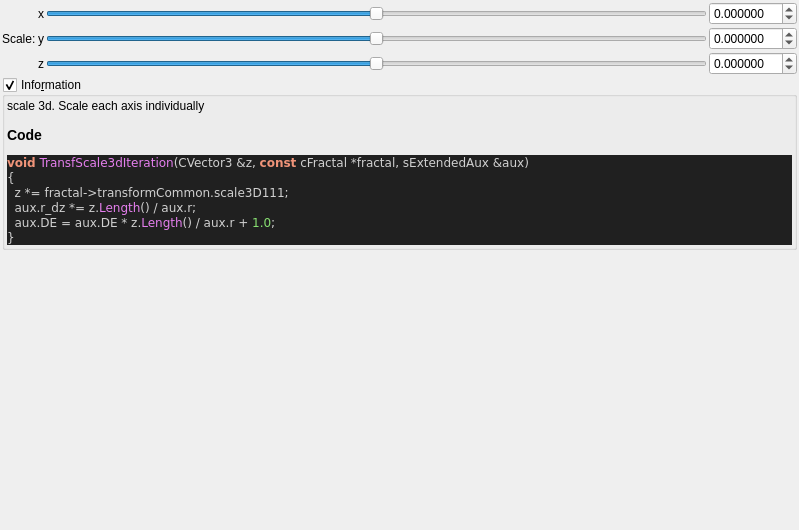
Above: mandelbulber2/qt_data/fractal_transf_scale3d.ui from buddhi1980/mandelbulber2 before the change. Below: the same form after it.
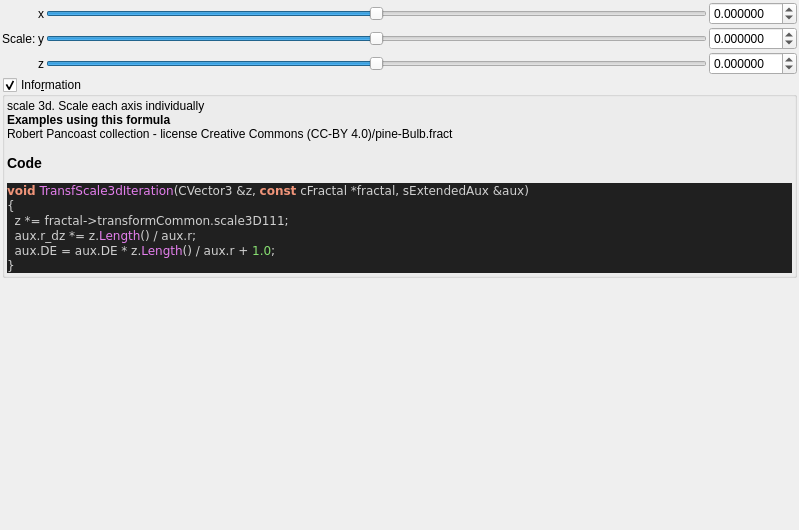
That is the form after the change. Custom widgets are drawn as their Qt base class.

Commit message: populateUiInformation - mostly example usage to ui files

```diff
--- a/mandelbulber2/qt_data/fractal_transf_scale3d.ui
+++ b/mandelbulber2/qt_data/fractal_transf_scale3d.ui
@@ -255,7 +255,7 @@
         <property name="text">
          <string notr="true">&lt;p&gt;scale 3d. Scale each axis individually&lt;/p&gt;&lt;table&gt;
 &lt;/table&gt;
-&lt;h3&gt;Code&lt;/h3&gt;
+&lt;br&gt;&lt;b&gt;Examples using this formula&lt;/b&gt;&lt;br&gt;Robert Pancoast collection - license Creative Commons (CC-BY 4.0)/pine-Bulb.fract&lt;h3&gt;Code&lt;/h3&gt;
 &lt;body style=&quot;background-color:#202020&quot;&gt;
 &lt;pre style=&quot;color:#d0d0d0; background-color:#202020;  font-family:'Courier New',monospace;&quot;&gt;&lt;span style=&quot;color:#f09479; font-weight:bold&quot;&gt;void&lt;/span&gt; &lt;span style=&quot;color:#e47eed&quot;&gt;TransfScale3dIteration&lt;/span&gt;&lt;span style=&quot;color:#d0d0d0&quot;&gt;(&lt;/span&gt;CVector3 &lt;span style=&quot;color:#d0d0d0&quot;&gt;&amp;amp;&lt;/span&gt;z&lt;span style=&quot;color:#d0d0d0&quot;&gt;,&lt;/span&gt; &lt;span style=&quot;color:#f09479; font-weight:bold&quot;&gt;const&lt;/span&gt; cFractal &lt;span style=&quot;color:#d0d0d0&quot;&gt;*&lt;/span&gt;fractal&lt;span style=&quot;color:#d0d0d0&quot;&gt;,&lt;/span&gt; sExtendedAux &lt;span style=&quot;color:#d0d0d0&quot;&gt;&amp;amp;&lt;/span&gt;aux&lt;span style=&quot;color:#d0d0d0&quot;&gt;)&lt;/span&gt;
 &lt;span style=&quot;color:#d0d0d0&quot;&gt;{&lt;/span&gt;
```
The commit also changes 57 other files.
